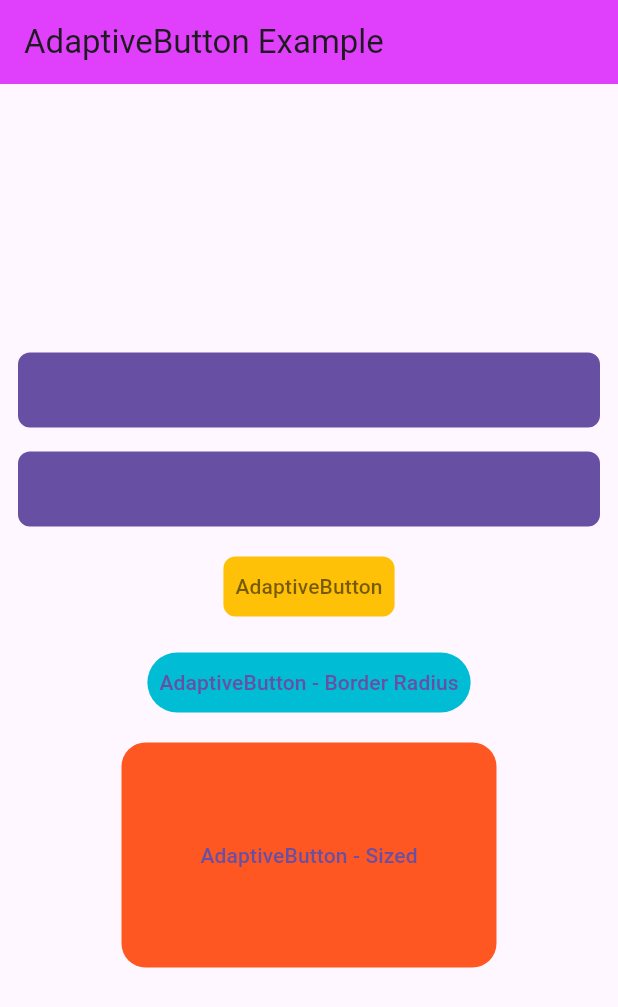
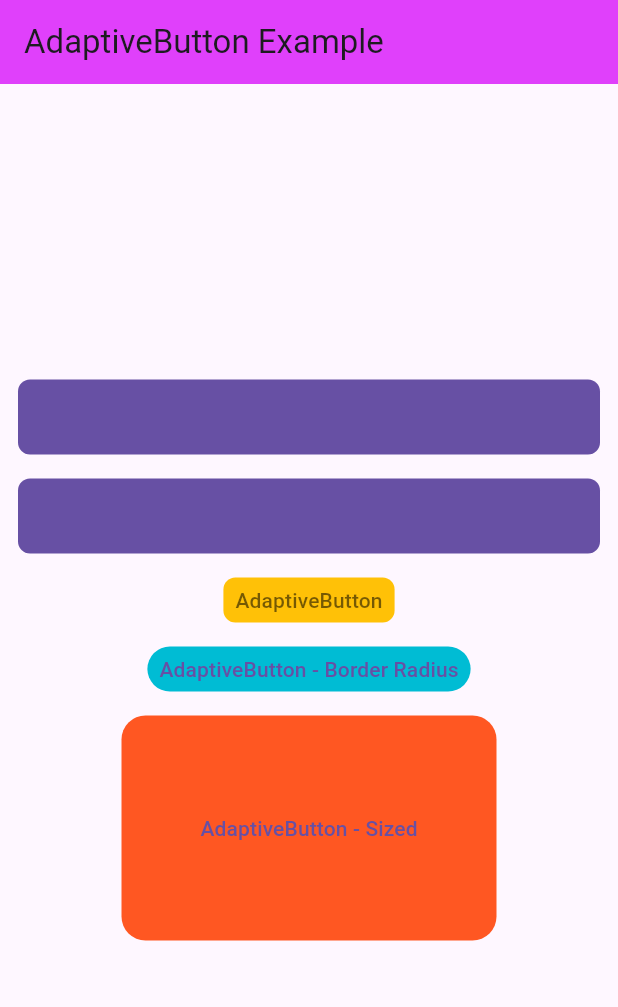
Before and after one commit to eotacioglu/adaptive_button, a Flutter app: the screen it shows after launch, on a phone screen of 412 x 824 dp. Shown: the top 1007 px of the screen. Run offline on Flutter 3.47's test engine with Material 3 defaults, Android fonts, the phone set to English and light mode, and no system bars.

Commit message:
height value

```diff
--- a/lib/src/adaptive_button.dart
+++ b/lib/src/adaptive_button.dart
@@ -54,7 +54,7 @@ class AdaptiveButton extends StatefulWidget {
 
 class _AdaptiveButtonState extends State<AdaptiveButton> {
   bool isLoading = false;
-  double minHeight = 40;
+
 
   @override
   Widget build(BuildContext context) {
@@ -70,11 +70,11 @@ class _AdaptiveButtonState extends State<AdaptiveButton> {
     // }
 
     return Container(
-      constraints: BoxConstraints(minHeight: minHeight),
+
       margin: widget.margin ??
           const EdgeInsets.symmetric(horizontal: 12, vertical: 8),
       width: widget.width,
-      height: widget.height,
+      height: widget.height??30,
       child: kIsWeb != true
           ? Platform.isIOS
               ? CupertinoButton(
--- a/pubspec.yaml
+++ b/pubspec.yaml
@@ -1,6 +1,6 @@
 name: adaptive_button
 description: It is compatible with the all platform, it disables the clicking feature of the button for your asynchronous operations and displays a widget on the button while waiting.
-version: 0.2.9
+version: 0.3.0
 homepage: https://github.com/eotacioglu/adaptive_button.git
 repository: https://github.com/eotacioglu/adaptive_button.git
 environment:
```
Also changed, not shown: example/pubspec.lock, 1 other file.
